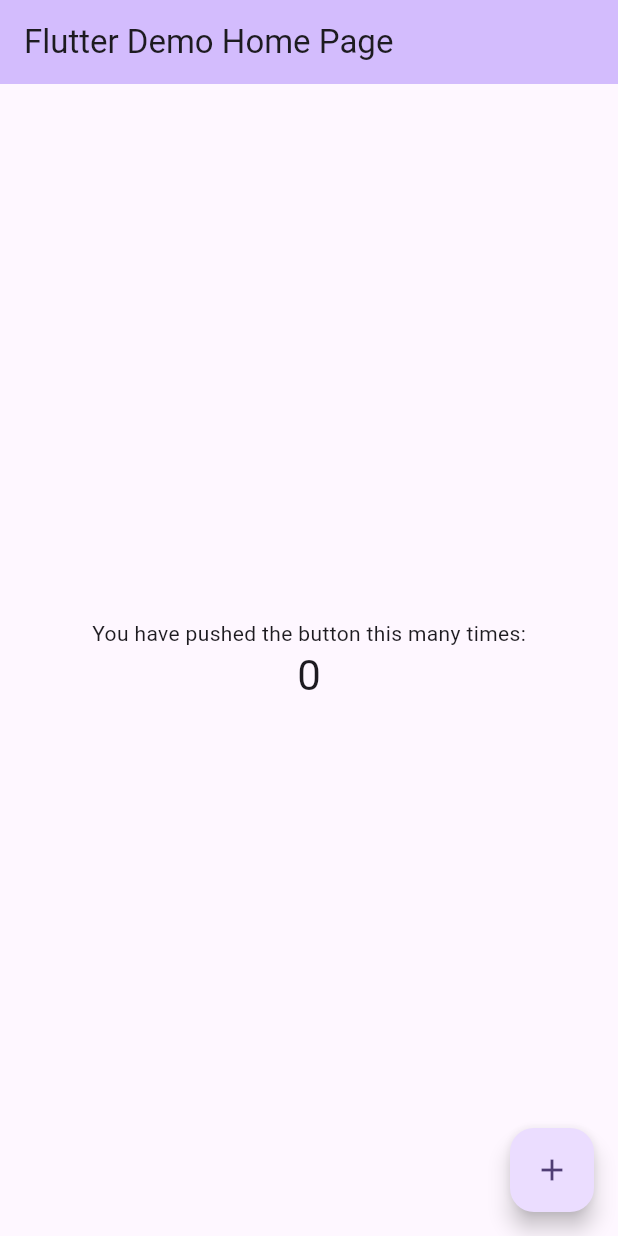
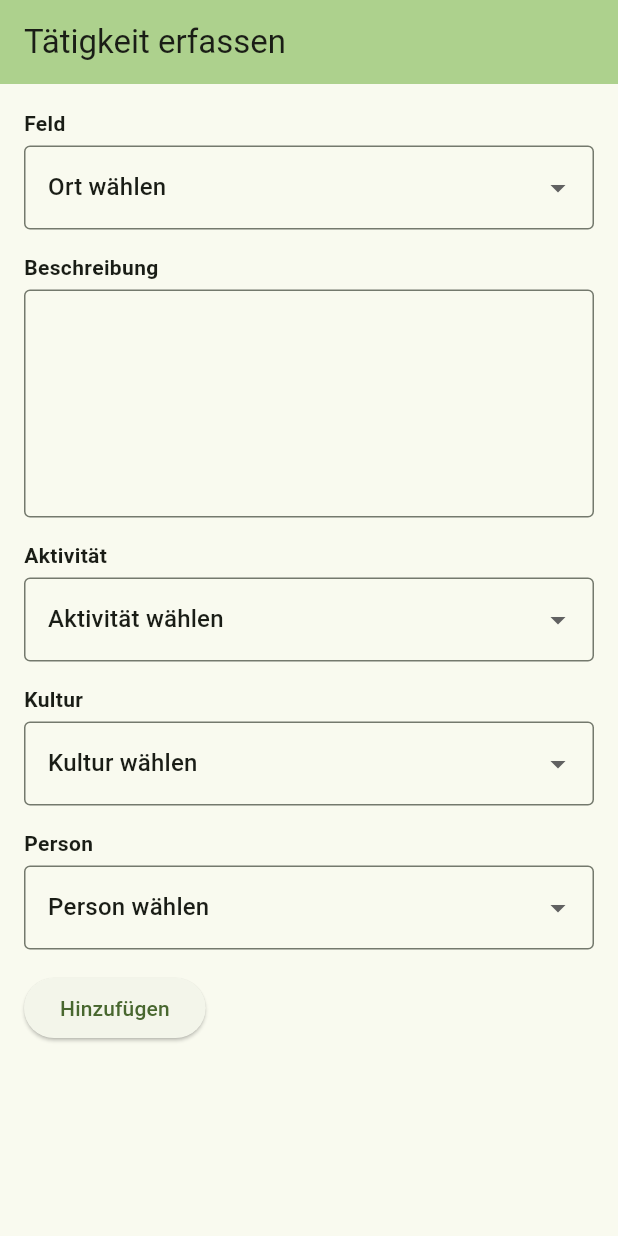
Before and after one commit to dibano/dibano-flutter, a Flutter app: the screen it shows after launch, on a phone screen of 412 x 824 dp. Run offline on Flutter 3.47's test engine with Material 3 defaults, Android fonts, the phone set to English and light mode, and no system bars.

Commit message:
First simple implementation with dummydata for the track_activity view.

```diff
--- /dev/null
+++ b/lib/FormWidgets/form_dropdown.dart
@@ -0,0 +1,54 @@
+import 'package:flutter/material.dart';
+
+/*
+* Dropdown Widget
+*/
+class FormDropdown extends StatelessWidget{
+  final String label;
+  final String value;
+  final List<String> items;
+  final ValueChanged<String?> onChanged;
+
+  const FormDropdown({
+    super.key,
+    required this.label,
+    required this.value,
+    required this.items,
+    required this.onChanged
+  });
+
+  @override
+  Widget build(BuildContext context) {
+    return Column(
+      crossAxisAlignment: CrossAxisAlignment.start,
+      children: [
+        Text(
+          label,
+          style: const TextStyle(
+            fontSize: 14,
+            fontWeight: FontWeight.bold
+          )
+        ),
+        const SizedBox(
+          height: 5
+        ),
+        DropdownButtonFormField(
+          value: value,
+          decoration: const InputDecoration(
+            border: OutlineInputBorder(),
+          ),
+          onChanged: onChanged,
+          items: items.map<DropdownMenuItem<String>>((String item){
+            return DropdownMenuItem(
+              value: item,
+              child: Text(item),
+            );
+          }).toList(),
+        ),
+        const SizedBox(
+          height: 15
+        )
+      ],
+    );
+  }
+}
--- /dev/null
+++ b/lib/FormWidgets/form_textfield.dart
@@ -0,0 +1,49 @@
+import 'package:flutter/material.dart';
+
+/*
+* Dropdown Widget
+*/
+class FormTextfield extends StatelessWidget{
+  final String label;
+  final TextEditingController controller;
+  final TextInputType keyboardType;
+  final int maxLine;
+
+  const FormTextfield({
+    super.key,
+    required this.label,
+    required this.controller,
+    required this.keyboardType,
+    required this.maxLine
+  });
+
+  @override
+  Widget build(BuildContext context) {
+    return Column(
+      crossAxisAlignment: CrossAxisAlignment.start,
+      children: [
+        Text(
+          label,
+          style: const TextStyle(
+            fontSize: 14,
+            fontWeight: FontWeight.bold
+          )
+        ),
+        const SizedBox(
+          height: 5
+        ),
+        TextField(
+          controller: controller,
+          keyboardType: keyboardType,
+          maxLines: maxLine,
+          decoration: const InputDecoration(
+            border: OutlineInputBorder(),
+          ),
+        ),
+        const SizedBox(
+          height: 15
+        )
+      ],
+    );
+  }
+}
--- a/lib/main.dart
+++ b/lib/main.dart
@@ -1,4 +1,5 @@
 import 'package:dibano/home.dart';
+import 'package:dibano/track_activities.dart';
 import 'package:flutter/material.dart';
 
 void main() {
@@ -13,9 +14,9 @@ class Dibano extends StatelessWidget {
     return MaterialApp(
       title: 'Flutter Demo',
       theme: ThemeData(
-        colorScheme: ColorScheme.fromSeed(seedColor: Colors.deepPurple),
+        colorScheme: ColorScheme.fromSeed(seedColor: const Color.fromARGB(255, 69, 132, 7)),
       ),
-      home: const Home(title: 'Flutter Demo Home Page'),
+      home: const TrackActivities(title: 'Tätigkeit erfassen'),
     );
   }
 }
--- /dev/null
+++ b/lib/track_activities.dart
@@ -0,0 +1,197 @@
+import 'package:flutter/material.dart';
+import 'package:dibano/FormWidgets/form_dropdown.dart';
+import 'package:dibano/FormWidgets/form_textfield.dart';
+
+class TrackActivities extends StatefulWidget {
+  const TrackActivities({super.key, required this.title});
+
+  final String title;
+
+  @override
+  State<TrackActivities> createState() => _TrackActivitiesState();
+}
+
+
+class _TrackActivitiesState extends State<TrackActivities> {
+  //Ort Dropdown
+  String _selectedArea = 'Ort wählen';
+  final List<String> _areaList = ['Ort wählen','Feld A','Feld B', 'Feld C'];
+
+  //Beschreibung Textfeld
+  final TextEditingController _descriptionController = TextEditingController();
+
+  //Aktivität Dropdown
+  String _selectedActivity = 'Aktivität wählen';
+  final List<String> _activityList = ['Aktivität wählen','Aktivität 1','Aktivität 2', 'Aktivität 3'];
+
+  //Kultur Dropdown
+  String _selectedCulture = 'Kultur wählen';
+  final List<String> _cultureList = ['Kultur wählen','Kultur 1','Kultur 2', 'Kultur 3'];
+
+  //Person Dropdown
+  String _selectedPerson = 'Person wählen';
+  final List<String> _personList = ['Person wählen','Person 1','Person 2', 'Person 3'];
+
+
+  /*
+  Additional Fields
+  */
+  //Düngemittel Dropdown
+  String _selectedFertilizers = 'Düngemittel wählen';
+  final List<String> _fertilizersList = ['Düngemittel wählen','Düngemittel 1','Düngemittel 2', 'Düngemittel 3'];
+
+  //Ausbringmenge Textfeld
+  final TextEditingController _fertilizerAmountController = TextEditingController();
+
+  //Ausbringmenge Textfeld
+  final TextEditingController _fertilizerAmountPerHaController = TextEditingController();
+
+  final List<Map<String,String>> _entries = [];
+
+  void _addEntry() {
+    if(_descriptionController.text.isNotEmpty && _selectedArea.isNotEmpty
+                                              && _selectedArea != 'Ort wählen'
+                                              && _selectedActivity.isNotEmpty
+                                              && _selectedActivity != 'Aktivität wählen'
+                                              && _selectedCulture. isNotEmpty
+                                              && _selectedCulture != 'Kultur wählen'
+                                              && _selectedPerson.isNotEmpty
+                                              && _selectedPerson != 'Person wählen')
+    {
+      setState((){
+        _entries.add({
+          'area': _selectedArea,
+          'description': _descriptionController.text,
+          'activity': _selectedActivity,
+          'culture': _selectedCulture,
+          'person': _selectedPerson,
+          'fertilizerType': _selectedFertilizers,
+          'fertilizerAmount': _fertilizerAmountController.text,
+          'fertilizerAmountPerHa': _fertilizerAmountPerHaController.text
+        });
+        _descriptionController.clear();
+        _selectedArea = 'Ort wählen';
+        _selectedActivity = 'Aktivität wählen';
+        _selectedCulture = 'Kultur wählen';
+        _selectedPerson = 'Person wählen';
+        _selectedFertilizers = 'Düngemittel wählen';
+        _fertilizerAmountController.clear();
+        _fertilizerAmountPerHaController.clear();
+      });
+    }
+  }
+
+  @override
+  Widget build(BuildContext context) {
+    return GestureDetector(
+      onTap:() => FocusScope.of(context).unfocus(),
+      child: Scaffold(
+        appBar: AppBar(
+          backgroundColor: Theme.of(context).colorScheme.inversePrimary,
+          title: Text(widget.title),
+        ),
+        body: SingleChildScrollView(
+          child: Padding(
+            padding: const EdgeInsets.all(16),
+            child: Column(
+              crossAxisAlignment: CrossAxisAlignment.start,
+              children: [
+                FormDropdown(
+                  label: "Feld",
+                  value: _selectedArea,
+                  items: _areaList,
+                  onChanged: (value){
+                    setState(() => _selectedArea = value!);
+                  }
+                ),
+
+                FormTextfield(
+                  label: "Beschreibung",
+                  controller: _descriptionController,
+                  keyboardType: TextInputType.numberWithOptions(decimal: true),
+                  maxLine: 5
+                ),
+
+                FormDropdown(
+                  label: "Aktivität",
+                  value: _selectedActivity,
+                  items: _activityList,
+                  onChanged: (value){
+                    setState(() => _selectedActivity = value!);
+                  }
+                ),
+
+                if(_selectedActivity == "Aktivität 1") ...[
+                  FormDropdown(
+                    label: "Düngemittel",
+                    value: _selectedFertilizers,
+                    items: _fertilizersList,
+                    onChanged: (value){
+                      setState(() => _selectedFertilizers = value!);
+                    }
+                  ),
+
+                  FormTextfield(
+                    label: "Ausbringmenge (in kg)",
+                    controller: _fertilizerAmountController,
+                    keyboardType: TextInputType.numberWithOptions(decimal: true),
+                    maxLine: 1
+                  ),
+
+                  FormTextfield(
+                    label: "Ausbringmenge pro ha (in kg)",
+                    controller: _fertilizerAmountPerHaController,
+                    keyboardType: TextInputType.numberWithOptions(decimal: true),
+                    maxLine: 1
+                  ),
+                ],
+
+                FormDropdown(
+                  label: "Kultur",
+                  value: _selectedCulture,
+                  items: _cultureList,
+                  onChanged: (value){
+                    setState(() => _selectedCulture = value!);
+                  }
+                ),
+
+                FormDropdown(
+                  label: "Person",
+                  value: _selectedPerson,
+                  items: _personList,
+                  onChanged: (value){
+                    setState(() => _selectedPerson = value!);
+                  }
+                ),
+
+                ElevatedButton(
+                  onPressed: _addEntry,
+                  child: const Text("Hinzufügen")
+                ),
+                const SizedBox(height: 10),
+                SizedBox(
+                  height:300,
+                  child: ListView.separated(
+                    itemCount: _entries.length,
+                    separatorBuilder: (_,__) => const Divider(),
+                    itemBuilder: (context, index){
+                      return ListTile(
+                        title: Text('Aktivität: ${_entries[index]['activity']}'),
+                        subtitle: Text(
+                          'Ort ${_entries[index]['area']}\n'
+                          'Beschreibung ${_entries[index]['description']}\n'
+                          'Kultur ${_entries[index]['culture']}\n'
+                          'Person ${_entries[index]['person']}\n',
+                        ),
+                      );
+                    },
+                  ),
+                ),
+              ],
+            ),
+          ),
+        ),
+      ),
+    );
+  }
+}
```
